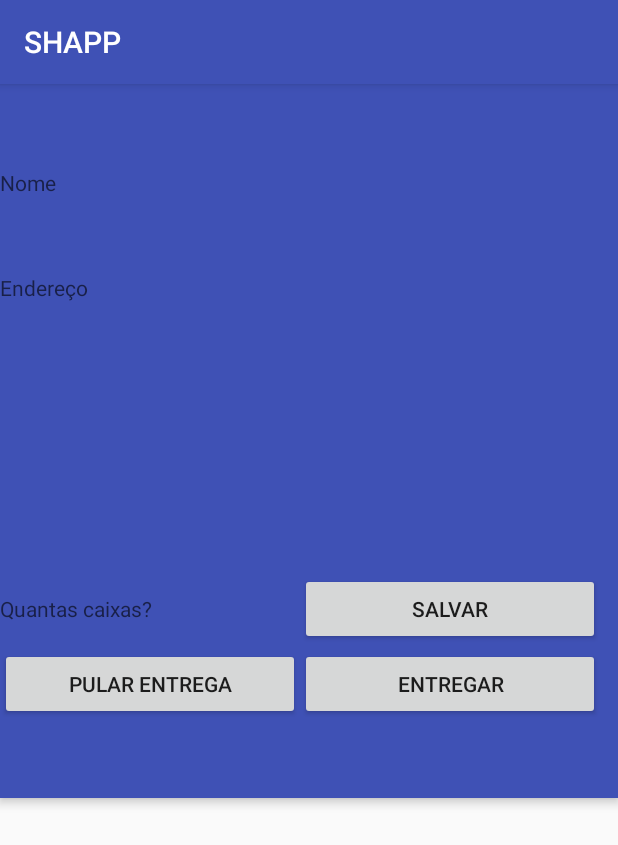
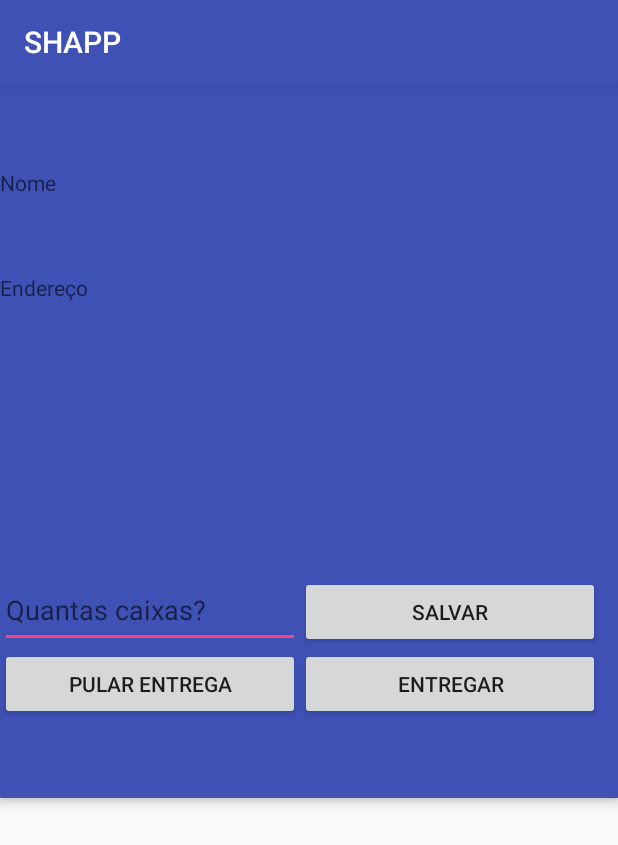
Before and after one commit to manucirne/ShopperApp, an Android app: the DeliveryActivity screen opened directly, with no data from a screen before it, on a phone screen of 412 x 824 dp. Shown: the top 845 px of the screen. Run offline under Robolectric (Android 15) with nearby library versions, the phone set to English and light mode, and no system bars.

Commit message:
correções

```diff
--- a/app/src/main/java/desagil/shopper/shapp/DeliveryActivity.java
+++ b/app/src/main/java/desagil/shopper/shapp/DeliveryActivity.java
@@ -5,6 +5,7 @@ import android.os.Bundle;
 import android.support.v7.app.AppCompatActivity;
 import android.view.View;
 import android.widget.Button;
+import android.widget.EditText;
 import android.widget.TextView;
 
 public class DeliveryActivity extends AppCompatActivity {
@@ -20,7 +21,7 @@ public class DeliveryActivity extends AppCompatActivity {
     }
 
     private void openNewDeliveryActivity() {
-        Intent intent = new Intent(this, NewDeliveryActivity.class);
+        Intent intent = new Intent(this, MainActivity.class);
         startActivity(intent);
 
         finish();
@@ -48,6 +49,8 @@ public class DeliveryActivity extends AppCompatActivity {
         setContentView(R.layout.activity_delivery);
         final TextView clientname = (TextView) findViewById(R.id.clientname);
         final TextView clientadress = (TextView) findViewById(R.id.clientadress);
+        final EditText editboxes = (EditText) findViewById(R.id.boxes);
+
 
         Intent intent = getIntent();
         nameC = intent.getStringExtra("name");
@@ -64,7 +67,7 @@ public class DeliveryActivity extends AppCompatActivity {
 
 
         buttonSaveB.setOnClickListener(new View.OnClickListener() {
-            String boxes = boxesText.getText().toString();
+            String boxes = editboxes.getText().toString();
 
             @Override
             public void onClick(View view) {
--- a/app/src/main/java/desagil/shopper/shapp/JumpActivity.java
+++ b/app/src/main/java/desagil/shopper/shapp/JumpActivity.java
@@ -28,7 +28,7 @@ public class JumpActivity extends AppCompatActivity {
     //função para ir para DeliveryActivity NewDeliveryActivity
     private void openNewDeliveryActivity() {
         // Exemplo de código para abrir uma activity.
-        Intent intent = new Intent(this, NewDeliveryActivity.class);
+        Intent intent = new Intent(this, MainActivity.class);
         startActivity(intent);
         finish();
     }
--- a/app/src/main/res/layout/activity_delivery.xml
+++ b/app/src/main/res/layout/activity_delivery.xml
@@ -1,5 +1,6 @@
 <?xml version="1.0" encoding="utf-8"?>
-<android.support.design.widget.CoordinatorLayout xmlns:android="http://schemas.android.com/apk/res/android"
+<android.support.design.widget.CoordinatorLayout
+    xmlns:android="http://schemas.android.com/apk/res/android"
     xmlns:app="http://schemas.android.com/apk/res-auto"
     xmlns:tools="http://schemas.android.com/tools"
     android:layout_width="match_parent"
@@ -8,15 +9,13 @@
 
     <android.support.design.widget.AppBarLayout
         android:layout_width="match_parent"
-        android:layout_height="wrap_content"
-        android:theme="@style/AppTheme.AppBarOverlay">
+        android:layout_height="wrap_content">
 
         <android.support.v7.widget.Toolbar
             android:id="@+id/toolbar"
             android:layout_width="match_parent"
             android:layout_height="?attr/actionBarSize"
-            android:background="?attr/colorPrimary"
-            app:popupTheme="@style/AppTheme.PopupOverlay" />
+            android:background="?attr/colorPrimary" />
         <LinearLayout
             android:layout_width="match_parent"
             android:layout_height="match_parent"
@@ -41,7 +40,7 @@
                 android:layout_height="50dp"
                 android:orientation="horizontal">
 
-                <TextView
+                <EditText
                     android:id="@+id/boxes"
                     android:layout_width="200dp"
                     android:layout_height="50dp"
@@ -79,7 +78,6 @@
         </LinearLayout>
     </android.support.design.widget.AppBarLayout>
 
-    <include layout="@layout/content_delivery" />
 
 
 
```
